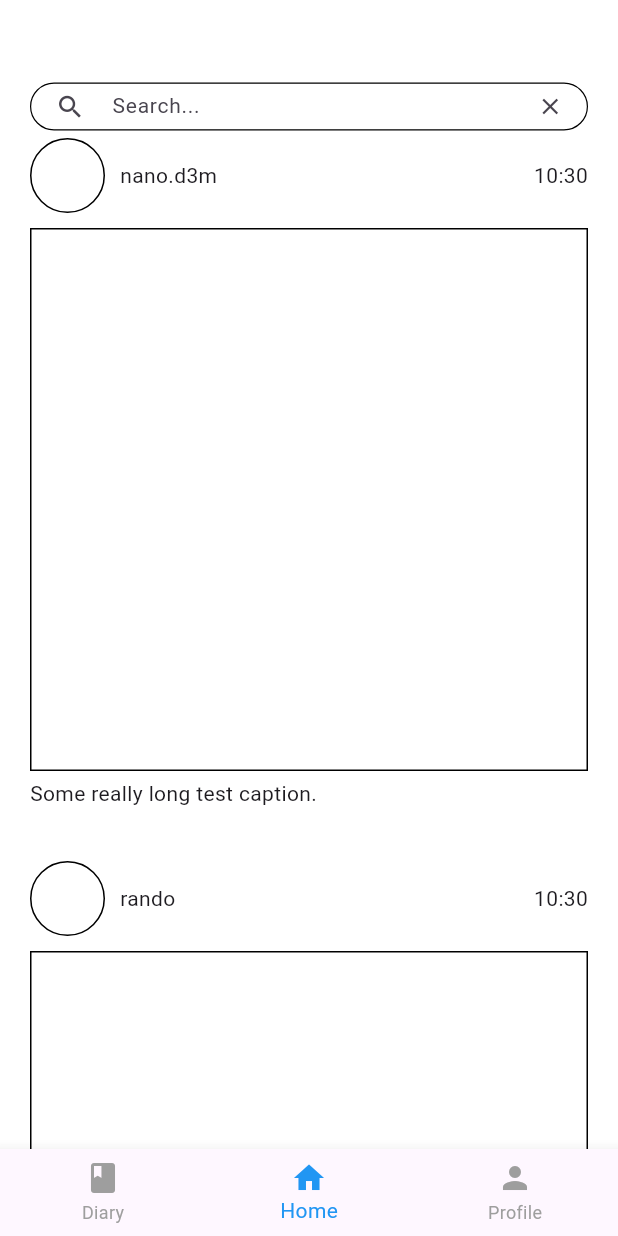
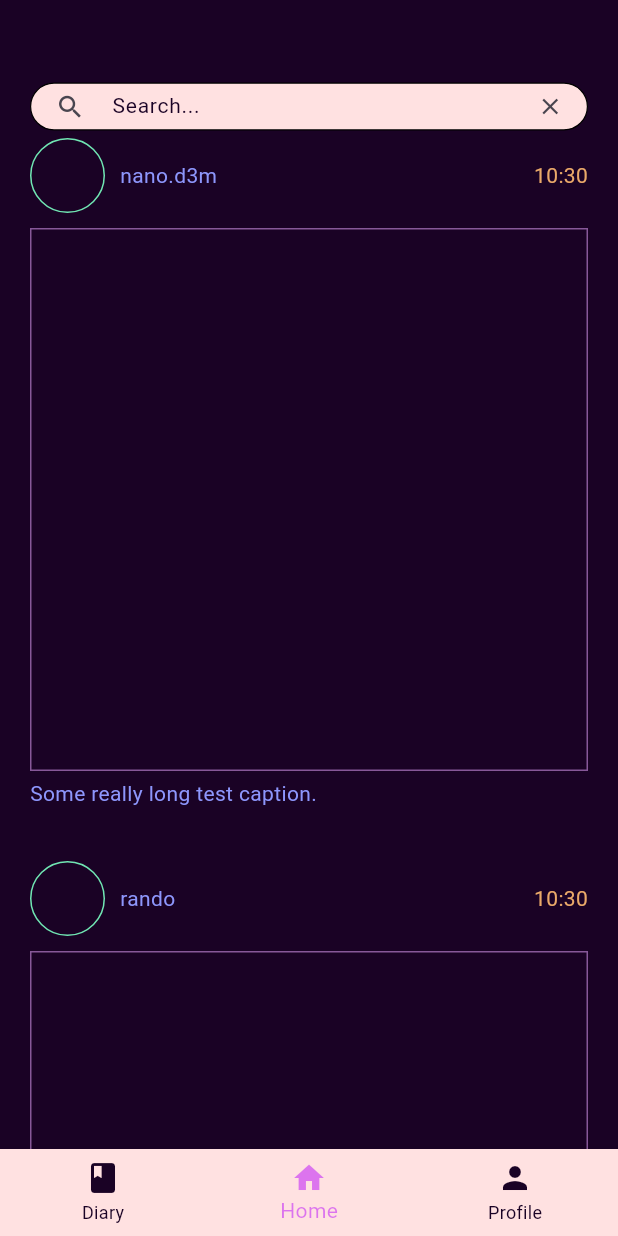
Before and after one commit to gobrianyu/dubhacks-24, a Flutter app: the screen it shows after launch, on a phone screen of 412 x 824 dp. Run offline on Flutter 3.47's test engine with Material 3 defaults, Android fonts, the phone set to English and light mode, and no system bars.

Commit message:
changed colours of app

```diff
--- a/dubhacks24_flutter_frontend/lib/main.dart
+++ b/dubhacks24_flutter_frontend/lib/main.dart
@@ -31,6 +31,7 @@ class _MainAppState extends State<MainApp> {
           child: getChild(),
         ),
         bottomNavigationBar: BottomNavigationBar(
+          backgroundColor: Color.fromARGB(255, 255, 225, 225),
           items: const <BottomNavigationBarItem>[
             BottomNavigationBarItem(
               icon: Icon(Icons.book),
@@ -47,8 +48,8 @@ class _MainAppState extends State<MainApp> {
           ],
           currentIndex: _selectedIndex,
           onTap: _onItemTapped,
-          selectedItemColor: Colors.blue,
-          unselectedItemColor: Colors.grey,
+          selectedItemColor: const Color.fromARGB(135, 188, 19, 249),
+          unselectedItemColor: const Color.fromARGB(255, 26, 2, 37),
           showUnselectedLabels: true,
         ),
       )
--- a/dubhacks24_flutter_frontend/lib/socials.dart
+++ b/dubhacks24_flutter_frontend/lib/socials.dart
@@ -22,7 +22,7 @@ class SocialsState extends State<Socials> {
   Widget build(BuildContext context) {
     return Scaffold(
       resizeToAvoidBottomInset: true,
-      backgroundColor: Colors.white,
+      backgroundColor: Color.fromARGB(255, 26, 2, 37),
       body: Padding(
         padding: const EdgeInsets.only(left: 20, right: 20, top: 50),
         child: Column(
@@ -58,13 +58,13 @@ class SocialsState extends State<Socials> {
               height: 50,
               width: 50,
               decoration: BoxDecoration(
-                border: Border.all(),
+                border: Border.all(color: const Color.fromARGB(255, 112, 230, 179),),
                 shape: BoxShape.circle
               ),
             ),
-            Text(post.username),
+            Text(post.username, style: TextStyle(color: Color.fromARGB(255, 141, 150, 252)),),
             Spacer(),
-            Text(getDate(post.time))
+            Text(getDate(post.time), style: TextStyle(color: Color.fromARGB(255, 234, 169, 105)),)
           ],
         ),
         AspectRatio(
@@ -72,13 +72,13 @@ class SocialsState extends State<Socials> {
           child: Container(
             margin: EdgeInsets.only(top: 10),
             decoration: BoxDecoration(
-              border: Border.all()
+              border: Border.all(color: Color.fromARGB(136, 230, 163, 255))
             )
           ),
         ),
         Padding(
           padding: const EdgeInsets.only(top: 5, bottom: 5),
-          child: Text('Some really long test caption.'),
+          child: Text('Some really long test caption.', style: TextStyle(color: Color.fromARGB(255, 141, 150, 252)),),
         ),
         SizedBox(height: 30)
       ],
@@ -92,7 +92,7 @@ class SocialsState extends State<Socials> {
       width: MediaQuery.of(context).size.width,
       height: 32,
       decoration: BoxDecoration(
-        color: Colors.white,
+        color: const Color.fromARGB(255, 255, 225, 225),
         border: Border.all(width: 0.8),
         borderRadius: const BorderRadius.all(Radius.circular(16))
       ),
@@ -112,6 +112,7 @@ class SocialsState extends State<Socials> {
                 hintStyle: const TextStyle(
                   fontSize: 14,
                   fontWeight: FontWeight.normal,
+                  color: Color.fromARGB(255, 26, 2, 37),
                 ),
                 border: const OutlineInputBorder(
                   borderSide: BorderSide.none,
```
Also changed, not shown: dubhacks24_flutter_frontend/lib/user.dart (+6 -5 lines).
